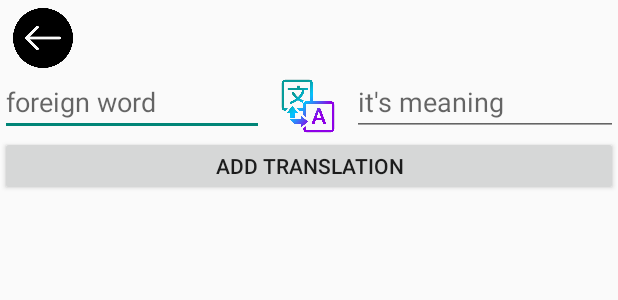
After one commit to Mixa26/Dictio, an Android app built with Jetpack Compose: the layout fragment_terms.xml on its own in the app's theme, with its tools: preview values and no code run, on a phone screen of 412 x 824 dp. The commit adds this screen. Shown: the top 300 px of the screen. Run offline under Robolectric (Android 15) with nearby library versions, the phone set to English and light mode, and no system bars.

Commit message:
Dictionary page with terms added, adding of the terms implemented as well as deletion. Deletion not working properly yet. For some reason the term stays and the snackbar "Term deleted" keeps appearing when reentering the fragment with terms.

```diff
--- a/app/src/main/java/com/mixa/dictio/data/models/TermEntity.kt
+++ b/app/src/main/java/com/mixa/dictio/data/models/TermEntity.kt
@@ -7,7 +7,7 @@ import androidx.room.PrimaryKey
 data class TermEntity (
     @PrimaryKey(autoGenerate = true)
     val id: Int?,
-    var term: String?,
-    var translation: String?,
+    var term: String,
+    var translation: String,
     var dictionaryId: Int
 )
--- a/app/src/main/java/com/mixa/dictio/modules/term_module.kt
+++ b/app/src/main/java/com/mixa/dictio/modules/term_module.kt
@@ -1,6 +1,7 @@
 package com.mixa.dictio.modules
 
 import com.mixa.dictio.data.database.DictioDatabase
+import com.mixa.dictio.data.repository.TermRepository
 import com.mixa.dictio.data.repository.TermRepositoryImpl
 import com.mixa.dictio.presentation.viewmodels.TermViewModel
 import org.koin.androidx.viewmodel.dsl.viewModel
@@ -10,7 +11,7 @@ val termModule = module {
 
     viewModel { TermViewModel(get()) }
 
-    single { TermRepositoryImpl(get()) }
+    single<TermRepository> { TermRepositoryImpl(get()) }
 
     single { get<DictioDatabase>().getTermDao() }
 }
--- /dev/null
+++ b/app/src/main/res/layout/fragment_terms.xml
@@ -0,0 +1,67 @@
+<?xml version="1.0" encoding="utf-8"?>
+<LinearLayout xmlns:android="http://schemas.android.com/apk/res/android"
+    android:orientation="vertical"
+    android:layout_width="match_parent"
+    android:layout_height="match_parent">
+
+    <LinearLayout
+        android:orientation="horizontal"
+        android:layout_width="match_parent"
+        android:layout_height="40dp"
+        android:layout_marginTop="5dp"
+        android:layout_marginBottom="5dp">
+
+        <ImageView
+            android:id="@+id/termBackButton"
+            android:layout_width="0dp"
+            android:layout_weight="1"
+            android:layout_height="match_parent"
+            android:src="@drawable/backicon"/>
+        <TextView
+            android:id="@+id/termTitle"
+            android:layout_width="0dp"
+            android:layout_weight="6"
+            android:layout_height="match_parent"
+            android:layout_marginStart="10dp"
+            android:textSize="30sp"
+            android:fontFamily="@font/playfairdisplayregular"/>
+
+    </LinearLayout>
+
+    <LinearLayout
+        android:orientation="horizontal"
+        android:layout_width="match_parent"
+        android:layout_height="40dp">
+
+        <EditText
+            android:id="@+id/termForeign"
+            android:layout_width="0dp"
+            android:layout_weight="3"
+            android:layout_height="match_parent"
+            android:hint="@string/termForeign"/>
+        <ImageView
+            android:layout_width="0dp"
+            android:layout_weight="1"
+            android:layout_height="match_parent"
+            android:src="@drawable/term"/>
+        <EditText
+            android:id="@+id/termMeaning"
+            android:layout_width="0dp"
+            android:layout_weight="3"
+            android:layout_height="match_parent"
+            android:hint="@string/termMeaning"/>
+
+    </LinearLayout>
+
+    <Button
+        android:id="@+id/addTermButton"
+        android:layout_width="match_parent"
+        android:layout_height="40dp"
+        android:text="@string/addTerm"/>
+
+    <androidx.recyclerview.widget.RecyclerView
+        android:id="@+id/termRecyclerView"
+        android:layout_width="match_parent"
+        android:layout_height="match_parent"/>
+
+</LinearLayout>
--- a/app/src/main/res/values/strings.xml
+++ b/app/src/main/res/values/strings.xml
@@ -12,6 +12,13 @@
     <string name="errorDeletingDict">Error happened while deleting dictionary</string>
     <string name="errorDeletingTerm">Error happened while deleting term</string>
     <string name="successInsertingDict">New dictionary added!</string>
+    <string name="successInsertingTerm">New term added!</string>
     <string name="successDeletingDict">Dictionary deleted</string>
+    <string name="successDeletingTerm">Term deleted</string>
     <string name="confirmationDictDeletion">Are you sure you want to delete the dictionary?</string>
+    <string name="confirmationTermDeletion">Are you sure you want to delete the term?</string>
+    <string name="termForeign">foreign word</string>
+    <string name="termMeaning">it\'s meaning</string>
+    <string name="addTerm">Add translation</string>
+    <string name="badInputTermAndTranslation">Both the term and the translation have to be inputted.</string>
 </resources>
```
Also changed, not shown: app/src/main/java/com/mixa/dictio/presentation/recycler/adapter/DictionaryAdapter.kt (+15 -7 lines), app/src/main/java/com/mixa/dictio/presentation/recycler/adapter/TermAdapter.kt (added, +52 -0 lines), app/src/main/java/com/mixa/dictio/presentation/recycler/differ/TermDiffItemCallback.kt (added, +16 -0 lines), app/src/main/java/com/mixa/dictio/presentation/view/activities/MainActivity.kt (+5 -119 lines), app/src/main/java/com/mixa/dictio/presentation/view/fragments/DictionariesFragment.kt (added, +173 -0 lines), app/src/main/java/com/mixa/dictio/presentation/view/fragments/TermsFragment.kt (added, +187 -0 lines), app/src/main/res/layout/activity_main.xml (+5 -11 lines), app/src/main/res/layout/fragment_dictionaries.xml (added, +20 -0 lines), app/src/main/res/layout/item_term.xml (added, +42 -0 lines), app/src/main/res/drawable/arrow.png (added), app/src/main/res/drawable/backicon.png (added), app/src/main/res/drawable/dictioicon.jpg (added), app/src/main/res/drawable/term.png (added), app/src/main/res/drawable/xicon.png (added), 2 more files.
